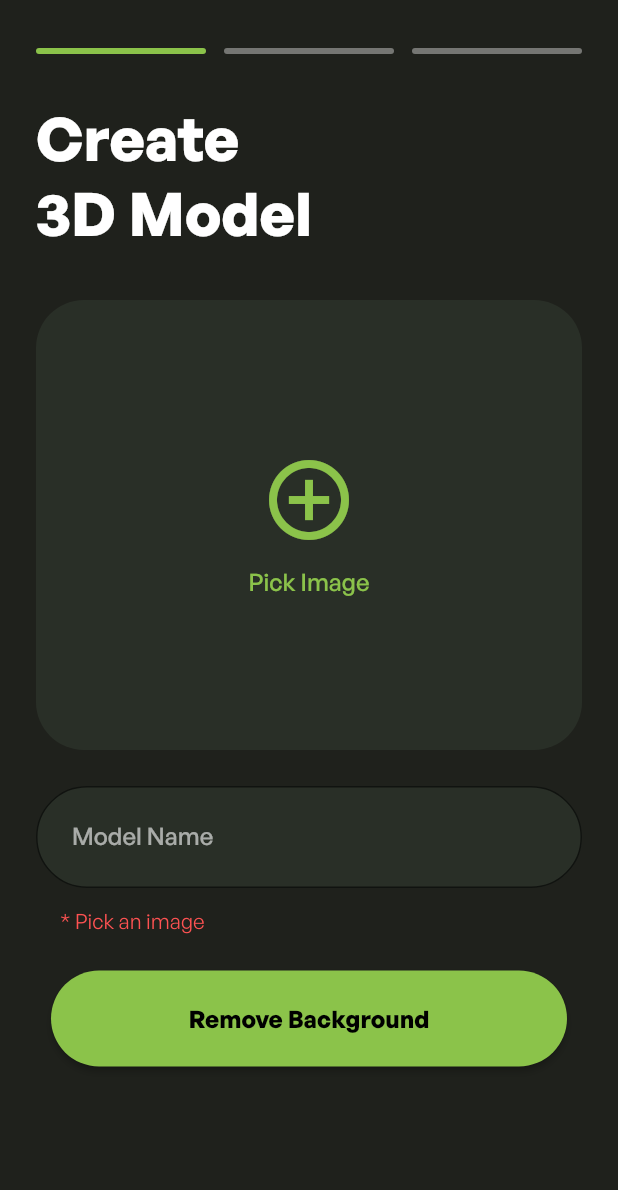
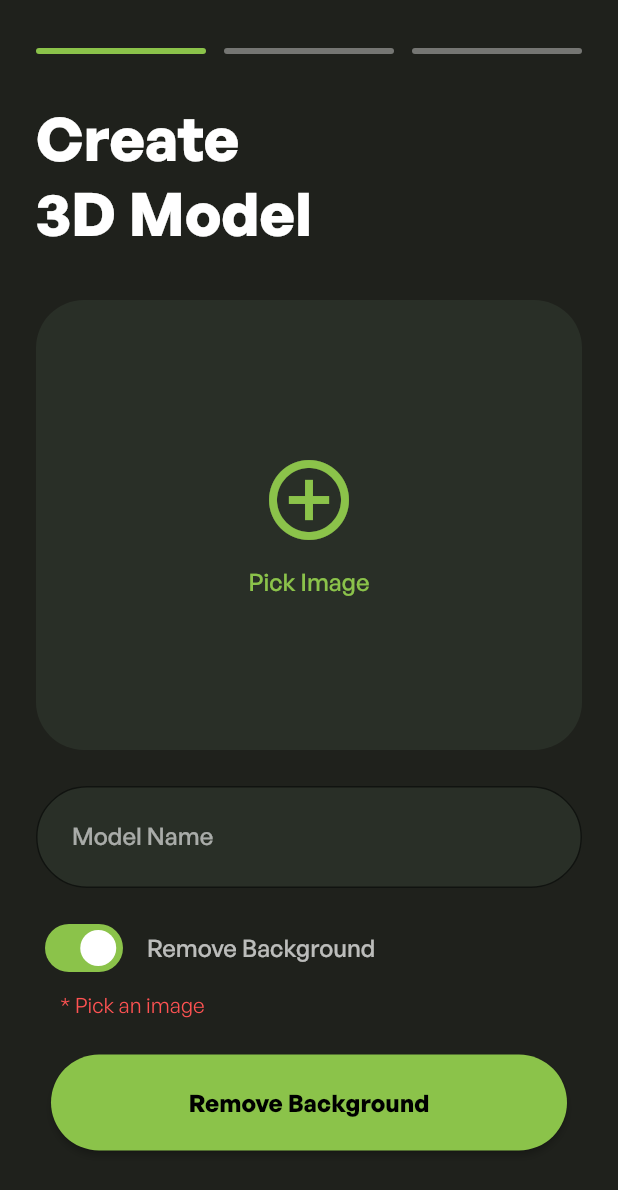
Before and after one commit to deninpaul/2D-to-3D-Convertor-UI, a Flutter app: the NewEntryForm screen opened directly, after a tap on "Remove Background", on a phone screen of 412 x 824 dp. Shown: the top 1190 px of the screen. Run offline on Flutter 3.47's test engine with Material 2 defaults, Android fonts, the phone set to English and light mode, and no system bars; drawn by our look-alikes of flutter_switch; our stand-ins replace cached_network_image, image_picker, page_transition, permission_handler, sqflite; missing offline and left inert: model_viewer_plus; accounts and stored records are empty.

```diff
--- a/lib/newDialog.dart
+++ b/lib/newDialog.dart
@@ -1,6 +1,7 @@
 // ignore_for_file: use_build_context_synchronously
 import 'dart:io';
 import 'package:flutter/material.dart';
+import 'package:flutter_switch/flutter_switch.dart';
 import 'package:hotelapp/Utils/global.dart';
 import 'package:image_picker/image_picker.dart';
 import 'package:page_transition/page_transition.dart';
@@ -22,6 +23,7 @@ class NewEntryFormState extends State<NewEntryForm> {
   var file, imagePath;
   var entry = null;
   dynamic _validationMsg;
+  bool removeBG = true;
 
   @override
   Widget build(BuildContext context) {
@@ -103,6 +105,33 @@ class NewEntryFormState extends State<NewEntryForm> {
                     cursorColor: Colors.lightGreen,
                     decoration: formFieldDecoration("Model Name"),
                   ),
+                  const SizedBox(height: 24),
+                  Padding(
+                    padding: const EdgeInsets.symmetric(horizontal: 6),
+                    child: Row(
+                      children: [
+                        FlutterSwitch(
+                          value: removeBG,
+                          width: 52,
+                          height: 32,
+                          inactiveColor: Colors.white24,
+                          activeColor: Colors.lightGreen,
+                          onToggle: (val) {
+                            setState(() => removeBG = !removeBG);
+                          },
+                        ),
+                        const SizedBox(width: 16),
+                        const Text(
+                          "Remove Background",
+                          style: TextStyle(
+                            fontSize: 16,
+                            color: Colors.white70,
+                            fontWeight: FontWeight.w500,
+                          ),
+                        )
+                      ],
+                    ),
+                  ),
                   _validationMsg != null
                       ? Padding(
                           padding: const EdgeInsets.fromLTRB(16, 12, 0, 0),
@@ -128,9 +157,11 @@ class NewEntryFormState extends State<NewEntryForm> {
                         }
                       },
                       child: !isLoading
-                          ? const Text(
-                              "Remove Background",
-                              style: TextStyle(
+                          ? Text(
+                              (removeBG)
+                                  ? "Remove Background"
+                                  : "Generate Model",
+                              style: const TextStyle(
                                 fontSize: 16,
                                 fontWeight: FontWeight.w600,
                               ),
@@ -214,7 +245,15 @@ class NewEntryFormState extends State<NewEntryForm> {
       Entry newEntry = Entry();
       newEntry.name = nameController.text;
       newEntry.photo = imagePath;
-      newEntry.no_bg = await Api.removebg(imagePath, newEntry.name.replaceAll(' ', '_'));
+
+      if(removeBG) {
+        newEntry.no_bg =
+          await Api.removebg(imagePath, newEntry.name.replaceAll(' ', '_'));
+      } else {
+        await Future<void>.delayed(const Duration(seconds: 1));
+        newEntry.no_bg = imagePath;
+      }
+
       entry = newEntry;
 
       setState(() {
@@ -222,13 +261,24 @@ class NewEntryFormState extends State<NewEntryForm> {
       });
 
       if (newEntry.no_bg != null) {
-        Navigator.push(
+        if (removeBG) {
+          Navigator.push(
             context,
             PageTransition(
               child: GenerateModel(entry: entry),
               type: PageTransitionType.rightToLeft,
               duration: Duration(milliseconds: 200),
             ));
+        } else {
+          Navigator.push(
+            context,
+            PageTransition(
+              child: Generating(entry: entry),
+              type: PageTransitionType.rightToLeft,
+              duration: Duration(milliseconds: 200),
+            ));
+        }
+
       }
     }
 
@@ -392,7 +442,11 @@ class _GeneratingState extends State<Generating> {
               child: Column(
                 mainAxisAlignment: MainAxisAlignment.center,
                 children: [
-                  Image.asset("assets/generate.png", height: 264, fit: BoxFit.contain,),
+                  Image.asset(
+                    "assets/generate.png",
+                    height: 264,
+                    fit: BoxFit.contain,
+                  ),
                   const SizedBox(height: 32),
                   Container(
                     margin: const EdgeInsets.symmetric(vertical: 24),
@@ -425,8 +479,8 @@ class _GeneratingState extends State<Generating> {
   }
 
   generateModel() async {
-    widget.entry.model =
-        await Api.generateModel(widget.entry.no_bg, widget.entry.name.replaceAll(' ', '_'));
+    widget.entry.model = await Api.generateModel(
+        widget.entry.no_bg, widget.entry.name.replaceAll(' ', '_'));
 
     var db = EntryDBProvider.db;
     db.newEntry(widget.entry);
--- a/pubspec.yaml
+++ b/pubspec.yaml
@@ -20,6 +20,7 @@ dependencies:
   page_transition: ^2.0.9
   model_viewer_plus: ^1.5.0
   permission_handler: ^10.2.0
+  flutter_switch: ^0.3.2
 
 dev_dependencies:
   flutter_test:
```
Also changed, not shown: pubspec.lock.
